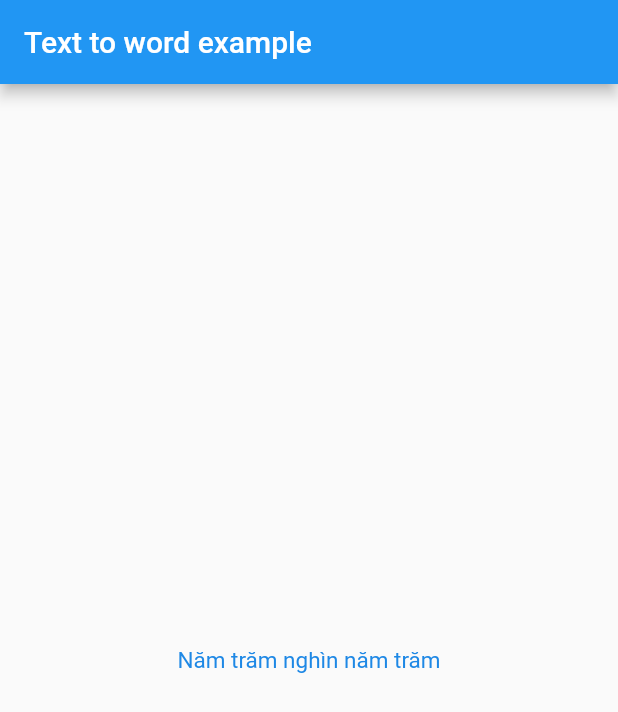
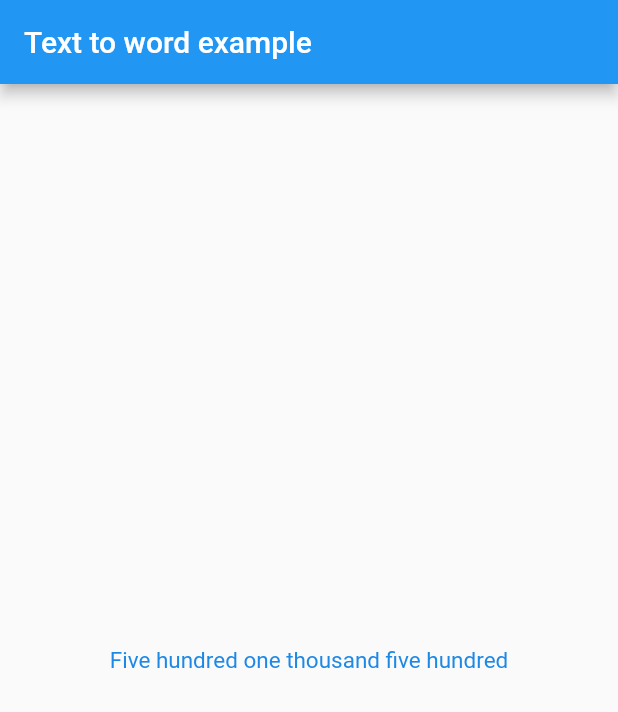
Before and after one commit to DoTungLam96/number_to_word_vi_en, a Flutter app: the screen it shows after launch, on a phone screen of 412 x 824 dp. Shown: the top 712 px of the screen. Run offline on Flutter 3.47's test engine with Material 2 defaults, Android fonts, the phone set to English and light mode, and no system bars.

Commit message:
change name file

```diff
--- a/example/lib/main.dart
+++ b/example/lib/main.dart
@@ -23,7 +23,7 @@ class _MyAppState extends State<MyApp> {
 
   @override
   Widget build(BuildContext context) {
-    final cur = NumberToWord(number: 500500, language: 'vi');
+    final value = NumberToWord(number: 501500, language: 'en');
     return MaterialApp(
       home: Scaffold(
         appBar: AppBar(
@@ -33,7 +33,7 @@ class _MyAppState extends State<MyApp> {
           padding: const EdgeInsets.all(16),
           child: Center(
             child: Text(
-              cur.textToWord(),
+              value.textToWord(),
               style: TextStyle(
                   fontSize: 15,
                   fontWeight: FontWeight.w400,
--- a/lib/src/num_to_word_vi.dart
+++ b/lib/src/num_to_word_vi.dart
@@ -1,5 +1,3 @@
-import 'dart:math';
-
 class NumberToWordsVi {
   NumberToWordsVi._();
 
@@ -243,7 +241,6 @@ class NumberToWordsVi {
       return firstUpperLetter.substring(0, 1).toUpperCase() +
           firstUpperLetter.substring(1);
     } catch (error) {
-      print(error);
       return "";
     }
   }
```
Also changed, not shown: 1 other file.
